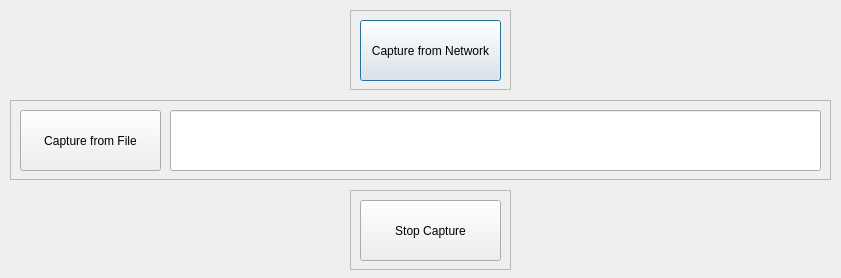
First picture: the form in NETSEC-1/captureoptions.ui, repository solimy/NETSEC-1, before the edit.
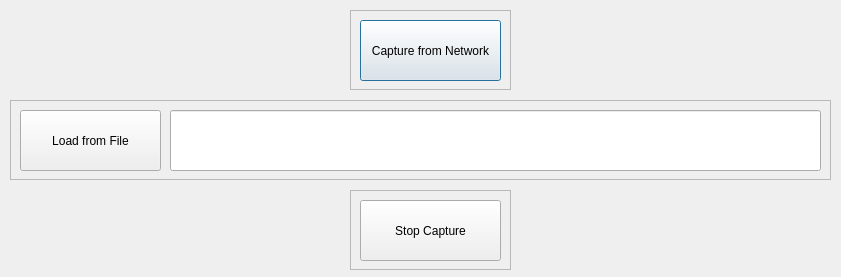
Second picture: the form after the edit.

What changed in the file:
```diff
--- a/NETSEC-1/captureoptions.ui
+++ b/NETSEC-1/captureoptions.ui
@@ -7,7 +7,7 @@
     <x>0</x>
     <y>0</y>
     <width>841</width>
-    <height>278</height>
+    <height>277</height>
    </rect>
   </property>
   <property name="windowTitle">
@@ -67,7 +67,7 @@
      </rect>
     </property>
     <property name="text">
-     <string>Capture from File</string>
+     <string>Load from File</string>
     </property>
    </widget>
    <widget class="QLineEdit" name="lineEdit">
```
